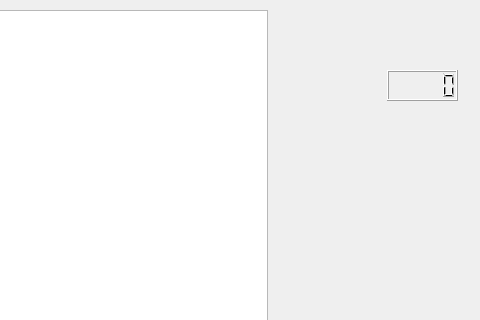
Old version of the form mainwindow.ui in the repository gabriellopera/proyectofinal; both pictures show x 723 to 1203 and y 0 to 320 of the 1203 by 646 pixel window.
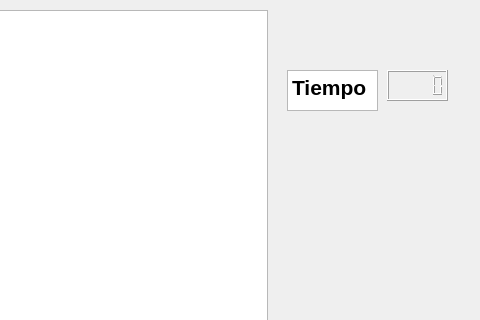
New version of the form.

Patch:
```diff
--- a/mainwindow.ui
+++ b/mainwindow.ui
@@ -29,9 +29,39 @@
      <rect>
       <x>1110</x>
       <y>70</y>
-      <width>71</width>
+      <width>61</width>
       <height>31</height>
      </rect>
+    </property>
+    <property name="font">
+     <font>
+      <pointsize>13</pointsize>
+      <weight>75</weight>
+      <bold>true</bold>
+     </font>
+    </property>
+    <property name="whatsThis">
+     <string>&lt;html&gt;&lt;head/&gt;&lt;body&gt;&lt;p&gt;&lt;br/&gt;&lt;/p&gt;&lt;/body&gt;&lt;/html&gt;</string>
+    </property>
+    <property name="styleSheet">
+     <string notr="true"/>
+    </property>
+   </widget>
+   <widget class="QTextBrowser" name="textBrowser">
+    <property name="geometry">
+     <rect>
+      <x>1010</x>
+      <y>70</y>
+      <width>91</width>
+      <height>41</height>
+     </rect>
+    </property>
+    <property name="html">
+     <string>&lt;!DOCTYPE HTML PUBLIC &quot;-//W3C//DTD HTML 4.0//EN&quot; &quot;http://www.w3.org/TR/REC-html40/strict.dtd&quot;&gt;
+&lt;html&gt;&lt;head&gt;&lt;meta name=&quot;qrichtext&quot; content=&quot;1&quot; /&gt;&lt;style type=&quot;text/css&quot;&gt;
+p, li { white-space: pre-wrap; }
+&lt;/style&gt;&lt;/head&gt;&lt;body style=&quot; font-family:'MS Shell Dlg 2'; font-size:8.25pt; font-weight:400; font-style:normal;&quot;&gt;
+&lt;p style=&quot; margin-top:0px; margin-bottom:0px; margin-left:0px; margin-right:0px; -qt-block-indent:0; text-indent:0px;&quot;&gt;&lt;span style=&quot; font-size:16pt; font-weight:600;&quot;&gt;Tiempo&lt;/span&gt;&lt;/p&gt;&lt;/body&gt;&lt;/html&gt;</string>
     </property>
    </widget>
   </widget>
```
